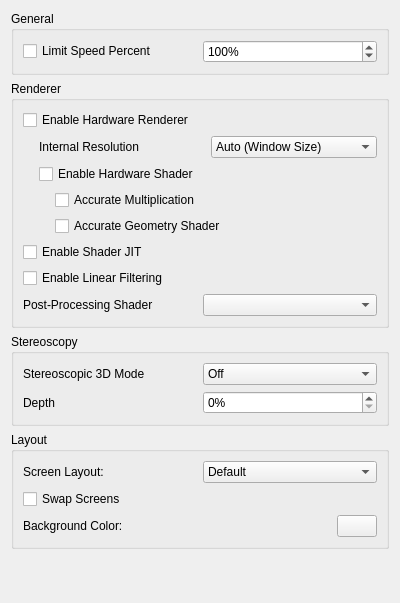
This is src/citra_qt/configuration/configure_graphics.ui in akashanotenshi/rusty as Qt 5 draws it before an edit. The edited form follows.
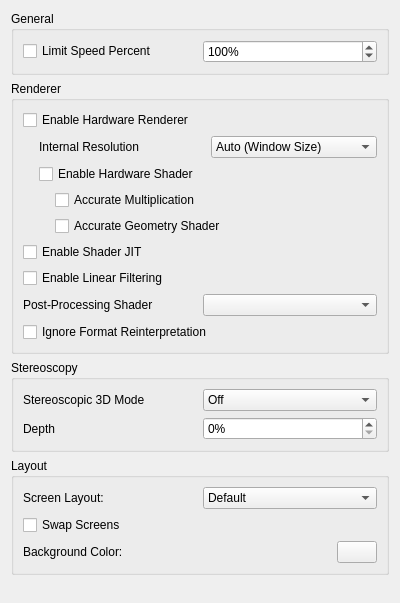
This is the edited form.

Commit message:
taken2009's ignore format reinterpretation
old "layout" to "stereoscopy"

The edit to the form file:
```diff
--- a/src/citra_qt/configuration/configure_graphics.ui
+++ b/src/citra_qt/configuration/configure_graphics.ui
@@ -233,6 +233,13 @@
         </item>
        </layout>
       </item>
+       <item>
+       <widget class="QCheckBox" name="toggle_format_reinterpret_hack">
+        <property name="text">
+         <string>Ignore Format Reinterpretation</string>
+        </property>
+       </widget>
+      </item>
      </layout>
     </widget>
    </item>
```
The commit also changes 9 other files.
